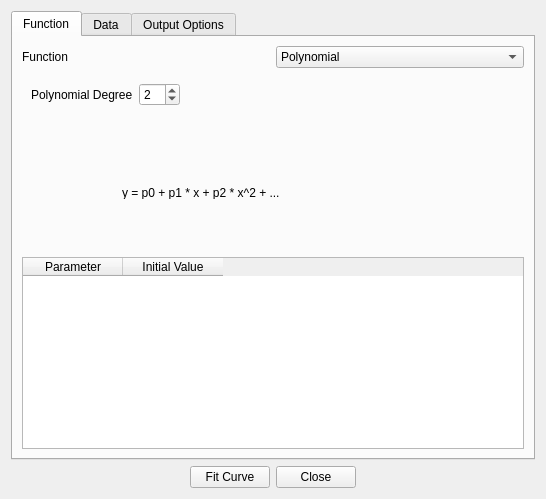
Before: the Qt Designer form src/ui/Ui_CurveFitting.ui in bbreslauer/PySciPlot, drawn with Qt 5.
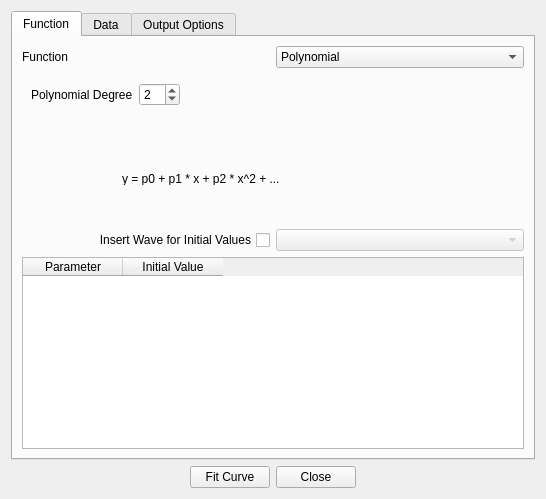
After: the same form once the commit is applied. Custom widgets are drawn as their Qt base class.

Commit message: Changed parameter table defaults to an easier-to-manage dict-of-lists. Rewrote most of the parameter table methods so that they are easier to maintain. Added the ability to use a wave as the initial values (#49).

```diff
--- a/src/ui/Ui_CurveFitting.ui
+++ b/src/ui/Ui_CurveFitting.ui
@@ -73,7 +73,7 @@
          </item>
         </widget>
        </item>
-       <item row="3" column="0" colspan="2">
+       <item row="4" column="0" colspan="2">
         <widget class="QTableWidget" name="parameterTable">
          <property name="enabled">
           <bool>true</bool>
@@ -236,6 +236,23 @@
          </widget>
         </widget>
        </item>
+       <item row="3" column="1">
+        <widget class="QWaveComboBox" name="initialValuesWave">
+         <property name="enabled">
+          <bool>false</bool>
+         </property>
+        </widget>
+       </item>
+       <item row="3" column="0">
+        <widget class="QCheckBox" name="useInitialValuesWave">
+         <property name="layoutDirection">
+          <enum>Qt::RightToLeft</enum>
+         </property>
+         <property name="text">
+          <string>Insert Wave for Initial Values</string>
+         </property>
+        </widget>
+       </item>
       </layout>
      </widget>
      <widget class="QWidget" name="tabData">
```
Left out of the diff: 16 changed lines with no effect on the pictures. The commit also changes 2 other files.
